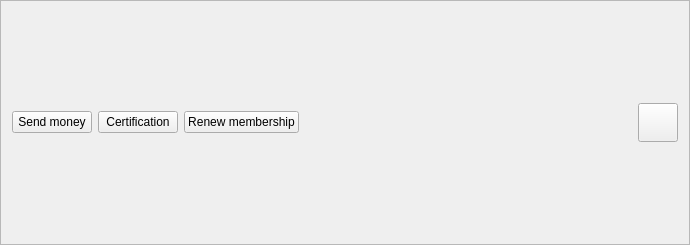
First picture: the form in src/sakia/gui/toolbar/toolbar.ui, repository duniter/sakia, before the edit.
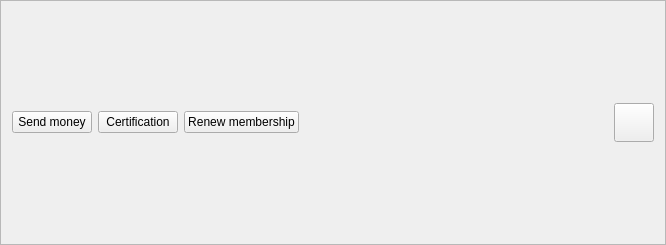
Second picture: the form after the edit. Icons and pictures are not drawn.

Diff of the .ui file:
```diff
--- a/src/sakia/gui/toolbar/toolbar.ui
+++ b/src/sakia/gui/toolbar/toolbar.ui
@@ -6,10 +6,16 @@
    <rect>
     <x>0</x>
     <y>0</y>
-    <width>690</width>
-    <height>240</height>
+    <width>666</width>
+    <height>237</height>
    </rect>
   </property>
+  <property name="sizePolicy">
+   <sizepolicy hsizetype="Expanding" vsizetype="Preferred">
+    <horstretch>0</horstretch>
+    <verstretch>0</verstretch>
+   </sizepolicy>
+  </property>
   <property name="windowTitle">
    <string>Frame</string>
   </property>
@@ -78,7 +84,7 @@
      </property>
      <property name="sizeHint" stdset="0">
       <size>
-       <width>169</width>
+       <width>1000</width>
        <height>221</height>
       </size>
      </property>
```
Left out of the diff: 10 changed lines with no effect on the pictures.
